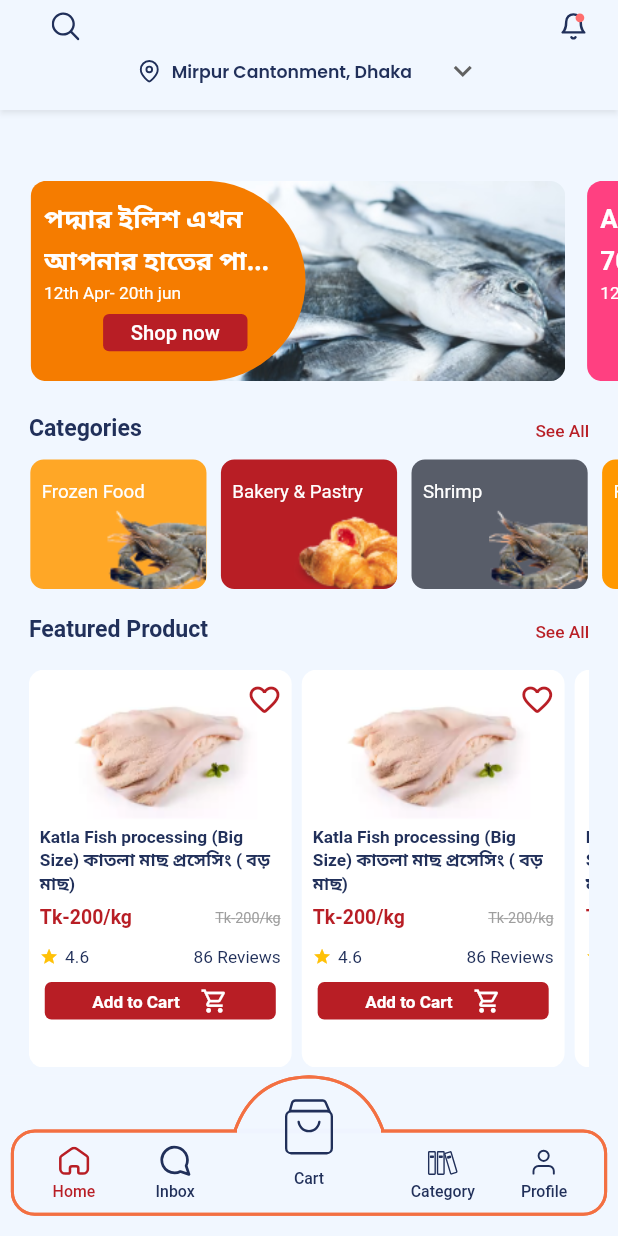
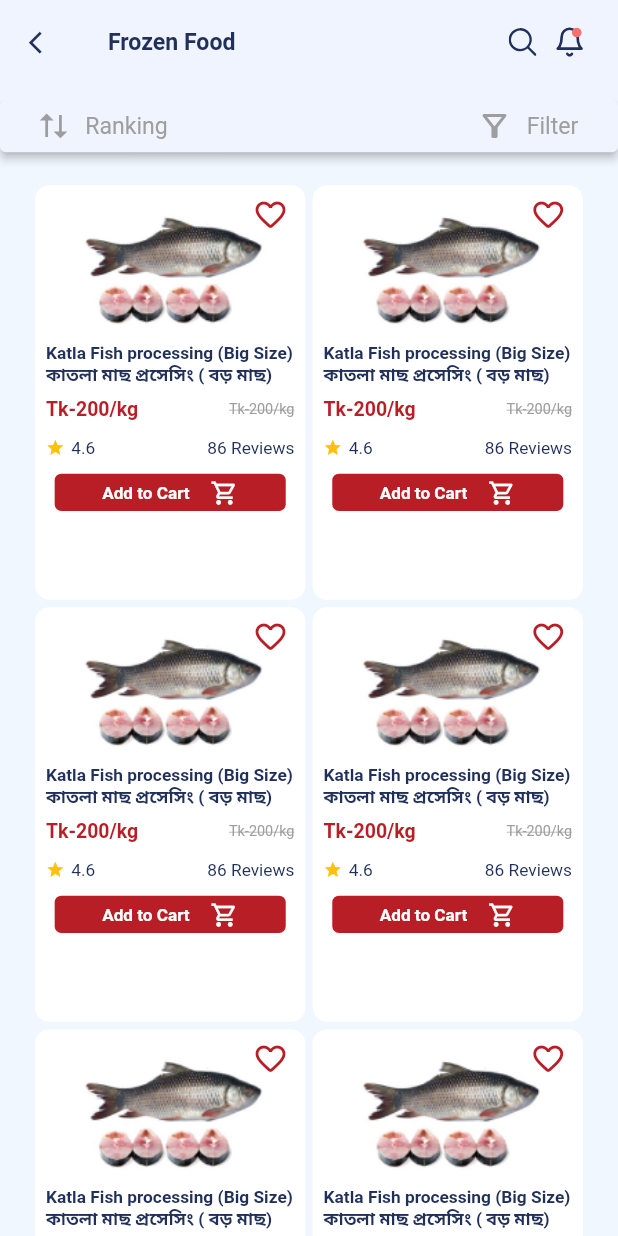
Before and after one commit to Sabuj-Kumar/ecomarce_project_masala_bazar, a Flutter app: the screen it shows after launch, after a tap on "Frozen Food", on a phone screen of 412 x 824 dp. Run offline on Flutter 3.47's test engine with Material 2 defaults, Android fonts, the phone set to English and light mode, and no system bars; drawn by our look-alikes of carousel_slider; our stand-ins replace connectivity, fluro, flutter_screenutil, flutter_svg, get, google_fonts and 3 more; missing offline and left inert: number_paginator; accounts and stored records are empty; generated files the repository leaves out were written again; project files that could hold a hidden picture were left out.

Commit message:
Category Details Page

```diff
--- a/lib/components/scaffold/custom_scaffold.dart
+++ b/lib/components/scaffold/custom_scaffold.dart
@@ -22,7 +22,7 @@ class CustomScaffold extends StatelessWidget {
           height: MediaQuery.of(context).size.height,
           child: ListView(
             children: [
-              // header ?? const SizedBox(),
+              header ?? const SizedBox(),
               child,
               PlatformPadding.bottomPadding(),
             ],
--- a/lib/components/scaffold/scaffold_header.dart
+++ b/lib/components/scaffold/scaffold_header.dart
@@ -8,6 +8,7 @@ class ScaffoldHeader extends StatelessWidget {
   final Widget? trailing;
   final EdgeInsetsGeometry? padding;
   final bool allowBack;
+
   const ScaffoldHeader({
     Key? key,
     required this.title,
--- a/lib/config/theme_config.dart
+++ b/lib/config/theme_config.dart
@@ -4,6 +4,7 @@ const MaterialColor materialColor = Colors.blue;
 const primaryColor = Colors.blue;
 const secondaryColor = Color(0xFF21305A);
 const bgColor = Color(0xffF1F7FF);
+const deepBgColor = Color(0xffEFF4FF);
 const bgColorDark = Color(0xffB6D5FF);
 const searchBarBgColor = Color(0xffFAFAFA);
 const buttonColor = Color(0xffB81E25);
--- /dev/null
+++ b/lib/pages/categories/fish_meat/view/fishMeat.dart
@@ -0,0 +1,279 @@
+import 'package:efgecom/config/custom_text_style.dart';
+import 'package:efgecom/config/theme_config.dart';
+import 'package:efgecom/pages/homePage/widget/featured_product.dart';
+import 'package:efgecom/pages/homePage/widget/product_tile.dart';
+import 'package:flutter/material.dart';
+import 'package:flutter_screenutil/flutter_screenutil.dart';
+import 'package:flutter_svg/flutter_svg.dart';
+import 'package:number_paginator/number_paginator.dart';
+
+import '../../../../models/featured_product_model.dart';
+
+class FishMeat extends StatefulWidget {
+  final String title;
+
+  const FishMeat({Key? key, required this.title}) : super(key: key);
+
+  @override
+  State<FishMeat> createState() => _FishMeatState();
+}
+
+class _FishMeatState extends State<FishMeat> {
+  late List<FeaturedProductModel> featured;
+  final int _numPages = 10;
+  int _currentPage = 0;
+
+  @override
+  void initState() {
+    super.initState();
+    featured = [
+      FeaturedProductModel(
+          imgUrl: 'assets/img/katla.png',
+          titleBang: 'কাতলা মাছ প্রসেসিং ( বড় মাছ)',
+          titleEng:
+              'Katla Fish processing (Big Size) কাতলা মাছ প্রসেসিং ( বড় মাছ)',
+          newPrice: 200,
+          oldPrice: 200,
+          rating: 4.6,
+          reviews: 86),
+      FeaturedProductModel(
+          imgUrl: 'assets/img/katla.png',
+          titleBang: 'কাতলা মাছ প্রসেসিং ( বড় মাছ)',
+          titleEng:
+              'Katla Fish processing (Big Size) কাতলা মাছ প্রসেসিং ( বড় মাছ)',
+          newPrice: 200,
+          oldPrice: 200,
+          rating: 4.6,
+          reviews: 86),
+      FeaturedProductModel(
+          imgUrl: 'assets/img/katla.png',
+          titleBang: 'কাতলা মাছ প্রসেসিং ( বড় মাছ)',
+          titleEng:
+              'Katla Fish processing (Big Size) কাতলা মাছ প্রসেসিং ( বড় মাছ)',
+          newPrice: 200,
+          oldPrice: 200,
+          rating: 4.6,
+          reviews: 86),
+      FeaturedProductModel(
+          imgUrl: 'assets/img/katla.png',
+          titleBang: 'কাতলা মাছ প্রসেসিং ( বড় মাছ)',
+          titleEng:
+              'Katla Fish processing (Big Size) কাতলা মাছ প্রসেসিং ( বড় মাছ)',
+          newPrice: 200,
+          oldPrice: 200,
+          rating: 4.6,
+          reviews: 86),
+      FeaturedProductModel(
+          imgUrl: 'assets/img/katla.png',
+          titleBang: 'কাতলা মাছ প্রসেসিং ( বড় মাছ)',
+          titleEng:
+              'Katla Fish processing (Big Size) কাতলা মাছ প্রসেসিং ( বড় মাছ)',
+          newPrice: 200,
+          oldPrice: 200,
+          rating: 4.6,
+          reviews: 86),
+      FeaturedProductModel(
+          imgUrl: 'assets/img/katla.png',
+          titleBang: 'কাতলা মাছ প্রসেসিং ( বড় মাছ)',
+          titleEng:
+              'Katla Fish processing (Big Size) কাতলা মাছ প্রসেসিং ( বড় মাছ)',
+          newPrice: 200,
+          oldPrice: 200,
+          rating: 4.6,
+          reviews: 86),
+      FeaturedProductModel(
+          imgUrl: 'assets/img/katla.png',
+          titleBang: 'কাতলা মাছ প্রসেসিং ( বড় মাছ)',
+          titleEng:
+              'Katla Fish processing (Big Size) কাতলা মাছ প্রসেসিং ( বড় মাছ)',
+          newPrice: 200,
+          oldPrice: 200,
+          rating: 4.6,
+          reviews: 86),
+      FeaturedProductModel(
+          imgUrl: 'assets/img/katla.png',
+          titleBang: 'কাতলা মাছ প্রসেসিং ( বড় মাছ)',
+          titleEng:
+              'Katla Fish processing (Big Size) কাতলা মাছ প্রসেসিং ( বড় মাছ)',
+          newPrice: 200,
+          oldPrice: 200,
+          rating: 4.6,
+          reviews: 86),
+    ];
+  }
+
+  @override
+  Widget build(BuildContext context) {
+    return Scaffold(
+        appBar: PreferredSize(
+          preferredSize: Size.fromHeight(75.h),
+          child: AppBar(
+            elevation: 0,
+            backgroundColor: deepBgColor,
+            foregroundColor: secondaryColor,
+            automaticallyImplyLeading: false,
+            leading: InkWell(
+              onTap: () {
+                if (Navigator.canPop(context)) {
+                  Navigator.of(context).pop();
+                }
+              },
+              child: Icon(
+                Icons.arrow_back_ios,
+                size: 20.h,
+              ),
+            ),
+            title: Text(
+              widget.title.toString(),
+              style: CustomTextStyle.subHeader1(context),
+            ),
+            actions: [
+              InkWell(
+                onTap: () {},
+                child: SvgPicture.asset(
+                  'assets/icons/search_icon.svg',
+                  width: 19.17.w,
+                ),
+              ),
+              SizedBox(
+                width: 12.w,
+              ),
+              InkWell(
+                onTap: () {},
+                borderRadius: BorderRadius.circular(20),
+                radius: 100,
+                child: SvgPicture.asset(
+                  'assets/icons/notification_bell.svg',
+                  width: 22.w,
+                ),
+              ),
+              SizedBox(
+                width: 22.5.w,
+              ),
+            ],
+          ),
+        ),
+        body: Column(
+            children: [
+              SizedBox(
+                height: 39.h,
+                width: double.infinity,
+                child: Card(
+                  elevation: 2.5,
+                  margin: EdgeInsets.zero,
+                  color: deepBgColor,
+                  child: Padding(
+                    padding: EdgeInsets.symmetric(horizontal: 27.5.w),
+                    child: Row(
+                      mainAxisAlignment: MainAxisAlignment.spaceBetween,
+                      children: [
+                        Row(
+                          children: [
+                            InkWell(
+                              child: SvgPicture.asset(
+                                'assets/icons/ranking.svg',
+                              ),
+                            ),
+                            SizedBox(
+                              width: 11.83.w,
+                            ),
+                            Text(
+                              'Ranking',
+                              style: CustomTextStyle.body(context)
+                                  .copyWith(fontSize: 16.sp, color: Colors.grey),
+                            ),
+                          ],
+                        ),
+                        Row(
+                          children: [
+                            const InkWell(
+                              child: Icon(
+                                Icons.filter_alt_outlined,
+                                color: Colors.grey,
+                              ),
+                            ),
+                            SizedBox(
+                              width: 9.82.w,
+                            ),
+                            Text(
+                              'Filter',
+                              style: CustomTextStyle.body(context)
+                                  .copyWith(fontSize: 16.sp, color: Colors.grey),
+                            ),
+                          ],
+                        ),
+                      ],
+                    ),
+                  ),
+                ),
+              ),
+              SizedBox(
+                height: 5.h,
+              ),
+              Expanded(
+                child: ListView(
+                  children: [
+                    SizedBox(
+                      height: 19.79.h,
+                    ),
+                    Container(
+                      margin: EdgeInsets.symmetric(horizontal: 21.75.w),
+                      height: 1270.h,
+                      child: GridView.builder(
+                          itemCount: featured.length,
+                          scrollDirection: Axis.vertical,
+                          physics: const NeverScrollableScrollPhysics(),
+                          gridDelegate: SliverGridDelegateWithFixedCrossAxisCount(
+                            crossAxisCount: 2,
+                            childAspectRatio: 13.w/21.h,
+                            mainAxisSpacing: 5,
+                            //childAspectRatio: MediaQuery.of(context).devicePixelRatio * 0.55
+                          ),
+                          itemBuilder: (context, index) {
+                            return Container(
+                              margin: EdgeInsets.symmetric(horizontal: 2.5.w),
+                              child: ProductTile(
+                                  imgUrl: featured[index].imgUrl,
+                                  titleBang: featured[index].titleBang,
+                                  titleEng: featured[index].titleEng,
+                                  newPrice: featured[index].newPrice,
+                                  oldPrice: featured[index].oldPrice,
+                                  rating: featured[index].rating,
+                                  reviews: featured[index].reviews),
+                            );
+                          }),
+                    ),
+                    SizedBox(
+                      height: 20.h,
+                    ),
+                    Container(
+                      margin: EdgeInsets.symmetric(horizontal: 38.w),
+                      child: NumberPaginator(
+                        numberPages: _numPages,
+                        buttonShape: RoundedRectangleBorder(
+                          borderRadius: BorderRadius.circular(5.r),
+                        ),
+                        buttonUnselectedForegroundColor: secondaryColor,
+                        buttonSelectedBackgroundColor: irisOrange,
+                        onPageChange: (int index) {
+                          setState(() {
+                            _currentPage = index;
+                          });
+                        },
+                      ),
+                    ),
+                    SizedBox(
+                      height: 45.h,
+                    ),
+                    const FeaturedProduct(),
+                    SizedBox(
+                      height: 20.h,
+                    ),
+                  ],
+                ),
+              ),
+            ],
+          ),
+    );
+  }
+}
--- a/lib/pages/homePage/widget/category_list.dart
+++ b/lib/pages/homePage/widget/category_list.dart
@@ -1,4 +1,5 @@
 import 'package:efgecom/config/custom_text_style.dart';
+import 'package:efgecom/pages/categories/fish_meat/view/fishMeat.dart';
 import 'package:flutter/cupertino.dart';
 import 'package:efgecom/config/theme_config.dart';
 import 'package:flutter/material.dart';
@@ -87,7 +88,14 @@ class _CategoryListState extends State<CategoryList> {
                   child: SizedBox(
                     width: 122.w,
                     child: InkWell(
-                      onTap: () {},
+                      onTap: () {
+                        Navigator.push(
+                            context,
+                            MaterialPageRoute(
+                                builder: (context) => FishMeat(
+                                      title: slider[index].title,
+                                    )));
+                      },
                       child: Card(
                           margin: EdgeInsets.zero,
                           color: slider[index].id == 0
@@ -140,9 +148,9 @@ class _CategoryListState extends State<CategoryList> {
                                   children: [
                                     ClipRRect(
                                         borderRadius:
-                                        BorderRadius.circular(10.r),
-                                        child: Image.asset(slider[index].imgUrl)
-                                    ),
+                                            BorderRadius.circular(10.r),
+                                        child:
+                                            Image.asset(slider[index].imgUrl)),
                                   ],
                                 ),
                               ),
--- a/pubspec.yaml
+++ b/pubspec.yaml
@@ -60,6 +60,7 @@ dependencies:
   flutter_screenutil: ^5.2.0
   carousel_slider: ^4.0.0
   google_fonts: ^2.3.1
+  number_paginator: ^0.0.2
 
 dev_dependencies:
   moor_generator: ^4.5.1
```
Also changed, not shown: assets/icons/ranking.svg (added), assets/img/katla.png, pubspec.lock.
